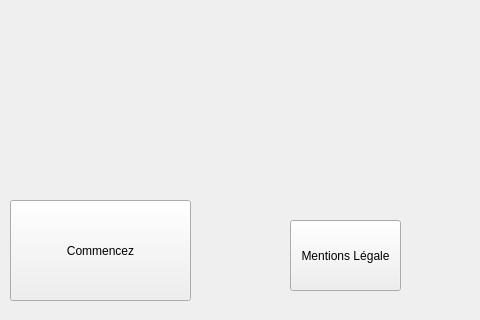
Before: the Qt Designer form src/OpenPage.ui in polybox3d/polybox, drawn with Qt 5; both pictures show x 320 to 800 and y 230 to 550 of the 800 by 550 pixel window.
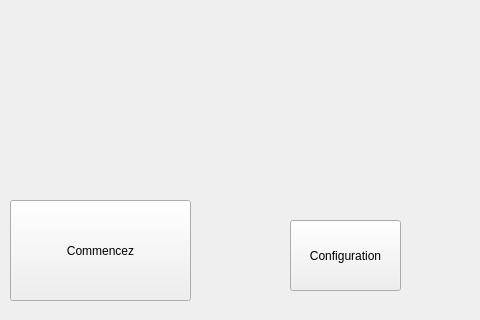
After: the same form once the commit is applied. Icons and pictures are not drawn.

Diff of the .ui file:
```diff
--- a/src/OpenPage.ui
+++ b/src/OpenPage.ui
@@ -42,7 +42,7 @@
     </rect>
    </property>
    <property name="text">
-    <string>Mentions Légale</string>
+    <string>Configuration</string>
    </property>
   </widget>
   <widget class="QPushButton" name="module">
```
